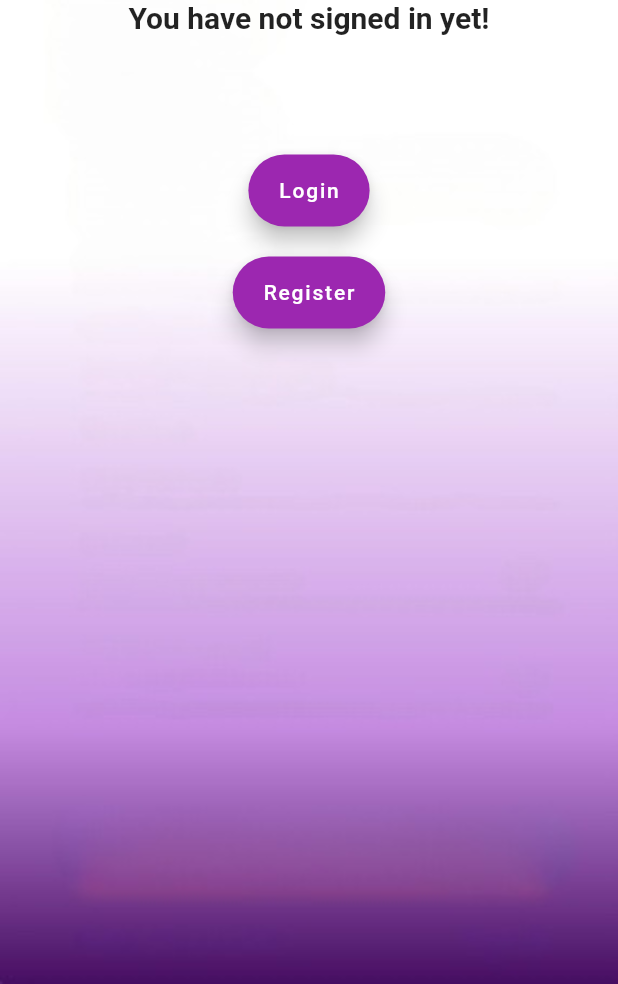
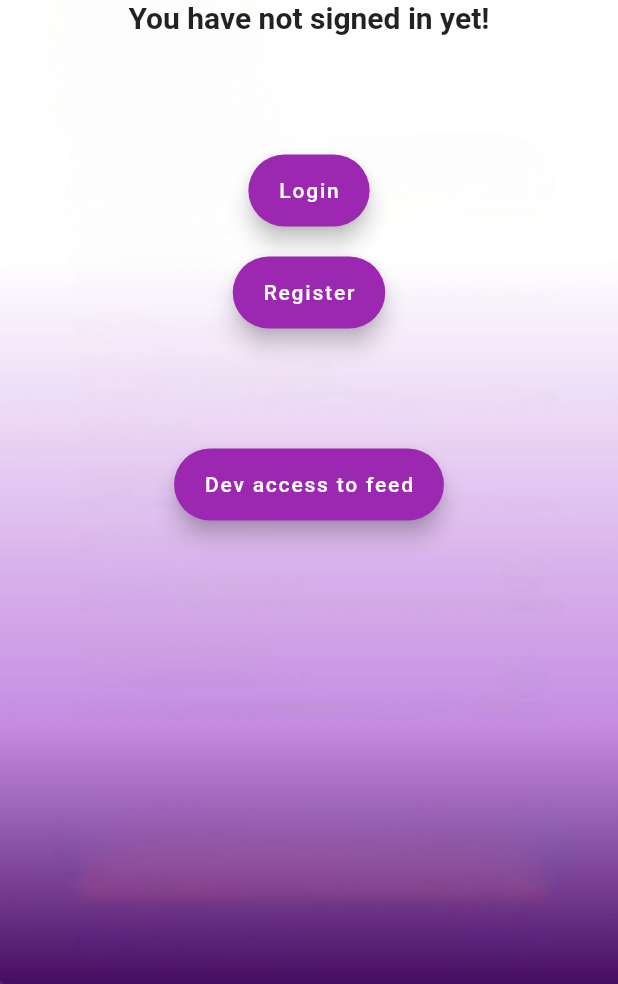
Before and after one commit to npro1001/cop4331-large-project, a Flutter app: the screen it shows after launch, on a phone screen of 412 x 824 dp, the part 252-1236 px from its top. Run offline on Flutter 3.47's test engine with Material 2 defaults, Android fonts, the phone set to English and light mode, and no system bars; our stand-ins replace bloc, equatable, flutter_bloc, flutter_riverpod, flutter_secure_storage, just_audio.

Commit message:
made feed

```diff
--- a/anthem_flutter_app/lib/presentation/router/app_router.dart
+++ b/anthem_flutter_app/lib/presentation/router/app_router.dart
@@ -6,6 +6,7 @@ import 'package:flutter_bloc/flutter_bloc.dart';
 
 import '../screens/login_page.dart';
 import '../screens/register_page.dart';
+import '../screens/feed.dart';
 
 class AppRouter {
   // final someBloc _someBloc = SomeBloc();
@@ -16,11 +17,14 @@ class AppRouter {
   Route? onGenerateRoute(RouteSettings routeSettings) {
     switch (routeSettings.name) {
       case '/register':
-        return MaterialPageRoute(builder: (_) => RegisterPage(userRepo: userRepo));
+        return MaterialPageRoute(
+            builder: (_) => RegisterPage(userRepo: userRepo));
       case '/login':
         return MaterialPageRoute(builder: (_) => LoginPage(userRepo: userRepo));
       case '/':
         return MaterialPageRoute(builder: (_) => HomePage());
+      case '/feed':
+        return MaterialPageRoute(builder: (_) => Feed());
       default:
         return null;
     }
--- a/anthem_flutter_app/lib/presentation/screens/home_page.dart
+++ b/anthem_flutter_app/lib/presentation/screens/home_page.dart
@@ -61,6 +61,16 @@ class HomePage extends StatelessWidget {
                 Navigator.of(context).pushNamed("/register");
               },
             ),
+            SizedBox(height: 80),
+            FloatingActionButton.extended(
+              //................................................DEV ACCESS TO FEED  MUST DELETE
+              heroTag: "DEV_ACCESS_TO_FEED",
+              label: Text('Dev access to feed'),
+              onPressed: () {
+                userAuthBloc.add(LoggedOutEvent()); // add = dispatch
+                Navigator.of(context).pushNamed('/feed');
+              },
+            ),
           ],
         )),
       ),
```
